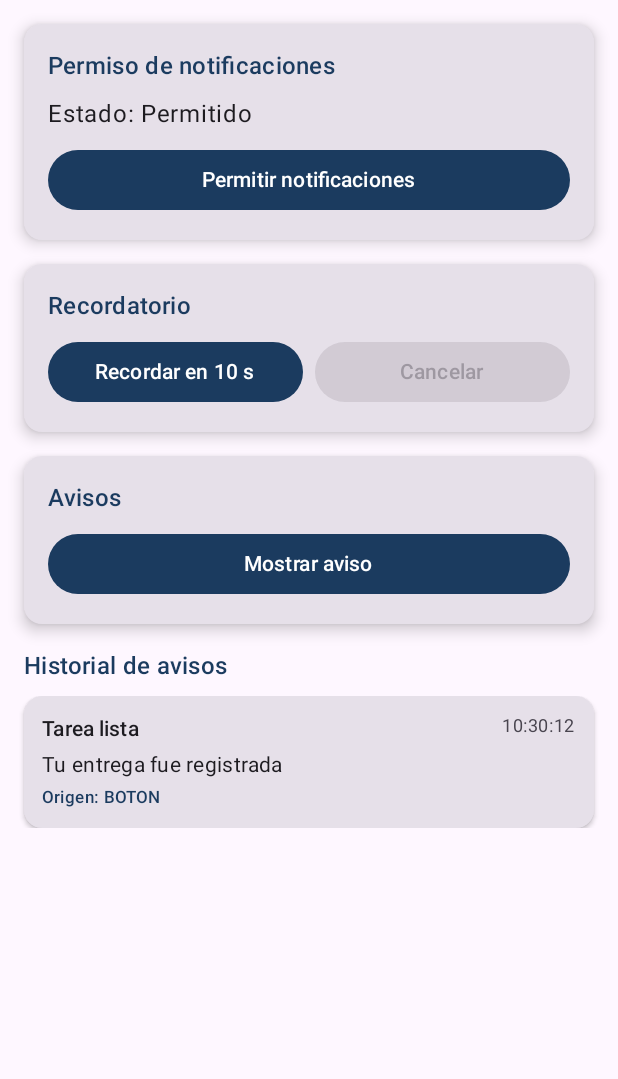
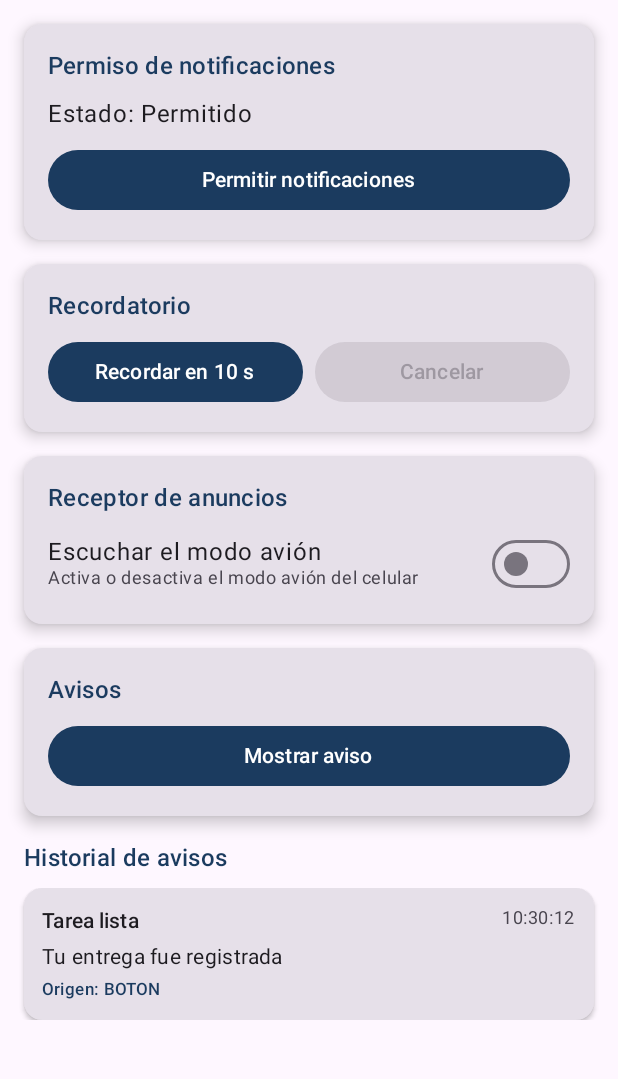
Before and after one commit to Programer-DMeli/AvisosCampus, an Android app built with Jetpack Compose: the screen it shows after launch (MainActivity), after a tap on "Mostrar aviso", on a phone screen of 412 x 824 dp, the part 96-1175 px from its top. Run offline under Robolectric (Android 15) with nearby library versions, the phone set to English and light mode, and no system bars.

Commit message:
feat(receptor): escucha el modo avion con BroadcastReceiver

```diff
--- a/app/src/main/java/com/carbajal/avisoscampus/AvisosApp.kt
+++ b/app/src/main/java/com/carbajal/avisoscampus/AvisosApp.kt
@@ -6,6 +6,6 @@ import com.carbajal.avisoscampus.notificacion.Notificador
 class AvisosApp : Application() {
     override fun onCreate() {
         super.onCreate()
-        Notificador.crearCanal(this)
+        Notificador.crearCanales(this)
     }
 }
--- a/app/src/main/java/com/carbajal/avisoscampus/MainActivity.kt
+++ b/app/src/main/java/com/carbajal/avisoscampus/MainActivity.kt
@@ -17,7 +17,7 @@ import com.carbajal.avisoscampus.viewmodel.AvisosViewModelFactory
 class MainActivity : ComponentActivity() {
     private val repository = AvisosRepositoryMemoria()
     private val vm: AvisosViewModel by viewModels {
-        AvisosViewModelFactory(repository)
+        AvisosViewModelFactory(application, repository)
     }
 
     override fun onCreate(savedInstanceState: Bundle?) {
--- a/app/src/main/java/com/carbajal/avisoscampus/notificacion/Notificador.kt
+++ b/app/src/main/java/com/carbajal/avisoscampus/notificacion/Notificador.kt
@@ -9,23 +9,28 @@ import android.content.Context
 import android.content.Intent
 import android.content.pm.PackageManager
 import android.os.Build
+import android.util.Log
 import androidx.core.app.NotificationCompat
 import androidx.core.app.NotificationManagerCompat
 import androidx.core.content.ContextCompat
 import com.carbajal.avisoscampus.MainActivity
 import com.carbajal.avisoscampus.R
 import com.carbajal.avisoscampus.model.Aviso
+import com.carbajal.avisoscampus.model.Origen
 
 object Notificador {
-    const val CANAL = "avisos"
+    private const val CANAL_AVISOS = "avisos"
+    private const val CANAL_MODO_AVION = "modo_avion"
 
-    fun crearCanal(context: Context) {
+    fun crearCanales(context: Context) {
         if (Build.VERSION.SDK_INT >= Build.VERSION_CODES.O) {
-            val name = "Avisos"
-            val importance = NotificationManager.IMPORTANCE_DEFAULT
-            val channel = NotificationChannel(CANAL, name, importance)
-            val notificationManager = context.getSystemService(Context.NOTIFICATION_SERVICE) as NotificationManager
-            notificationManager.createNotificationChannel(channel)
+            val manager = context.getSystemService(NotificationManager::class.java)
+            manager.createNotificationChannel(
+                NotificationChannel(CANAL_AVISOS, "Avisos", NotificationManager.IMPORTANCE_DEFAULT)
+            )
+            manager.createNotificationChannel(
+                NotificationChannel(CANAL_MODO_AVION, "Modo avión", NotificationManager.IMPORTANCE_HIGH)
+            )
         }
     }
 
@@ -42,7 +47,9 @@ object Notificador {
 
     @SuppressLint("MissingPermission")
     fun mostrar(context: Context, aviso: Aviso): Boolean {
-        if (!tienePermiso(context)) return false
+        val perm = tienePermiso(context)
+        Log.d("Notificador", "mostrar: ${aviso.titulo} - ${aviso.texto}, tienePermiso=$perm")
+        if (!perm) return false
 
         val intent = Intent(context, MainActivity::class.java)
         val pendiente = PendingIntent.getActivity(
@@ -52,11 +59,15 @@ object Notificador {
             PendingIntent.FLAG_IMMUTABLE
         )
 
-        val notification = NotificationCompat.Builder(context, CANAL)
+        val esModoAvion = aviso.origen == Origen.MODO_AVION
+        val canal = if (esModoAvion) CANAL_MODO_AVION else CANAL_AVISOS
+        val prioridad = if (esModoAvion) NotificationCompat.PRIORITY_HIGH else NotificationCompat.PRIORITY_DEFAULT
+
+        val notification = NotificationCompat.Builder(context, canal)
             .setSmallIcon(R.drawable.ic_launcher_foreground)
             .setContentTitle(aviso.titulo)
             .setContentText(aviso.texto)
-            .setPriority(NotificationCompat.PRIORITY_DEFAULT)
+            .setPriority(prioridad)
             .setAutoCancel(true)
             .setContentIntent(pendiente)
             .build()
--- a/app/src/main/java/com/carbajal/avisoscampus/receiver/ModoAvionReceiver.kt
+++ b/app/src/main/java/com/carbajal/avisoscampus/receiver/ModoAvionReceiver.kt
@@ -1 +1,17 @@
 package com.carbajal.avisoscampus.receiver
+
+import android.content.BroadcastReceiver
+import android.content.Context
+import android.content.Intent
+import android.util.Log
+
+class ModoAvionReceiver(private val alCambiar: (Boolean) -> Unit) : BroadcastReceiver() {
+    override fun onReceive(context: Context, intent: Intent) {
+        Log.d("ModoAvionReceiver", "onReceive action: ${intent.action}")
+        if (intent.action == Intent.ACTION_AIRPLANE_MODE_CHANGED) {
+            val activo = intent.getBooleanExtra("state", false)
+            Log.d("ModoAvionReceiver", "Airplane mode changed: activo=$activo")
+            alCambiar(activo)
+        }
+    }
+}
--- a/app/src/main/java/com/carbajal/avisoscampus/ui/PantallaAvisos.kt
+++ b/app/src/main/java/com/carbajal/avisoscampus/ui/PantallaAvisos.kt
@@ -7,6 +7,7 @@ import androidx.activity.result.contract.ActivityResultContracts
 import androidx.compose.foundation.layout.*
 import androidx.compose.material3.*
 import androidx.compose.runtime.*
+import androidx.compose.ui.Alignment
 import androidx.compose.ui.Modifier
 import androidx.compose.ui.platform.LocalContext
 import androidx.compose.ui.unit.dp
@@ -21,6 +22,7 @@ fun PantallaAvisos(vm: AvisosViewModel) {
     val permiso by vm.permiso.collectAsState()
     val avisos by vm.avisos.collectAsState(initial = emptyList())
     val faltan by vm.faltan.collectAsState()
+    val escuchando by vm.escuchandoAvion.collectAsState()
 
     val lanzador = rememberLauncherForActivityResult(
         contract = ActivityResultContracts.RequestPermission()
@@ -31,9 +33,6 @@ fun PantallaAvisos(vm: AvisosViewModel) {
     LaunchedEffect(Unit) {
         if (Notificador.tienePermiso(context)) {
             vm.permisoRespondido(true)
-        }
-        vm.eventos.collect { aviso ->
-            Notificador.mostrar(context, aviso)
         }
     }
 
@@ -142,6 +141,47 @@ fun PantallaAvisos(vm: AvisosViewModel) {
                 }
             }
 
+            // Card Receptor de anuncios (Modo avión)
+            Card(
+                modifier = Modifier.fillMaxWidth(),
+                elevation = CardDefaults.cardElevation(defaultElevation = 6.dp)
+            ) {
+                Column(
+                    modifier = Modifier
+                        .fillMaxWidth()
+                        .padding(16.dp),
+                    verticalArrangement = Arrangement.spacedBy(8.dp)
+                ) {
+                    Text(
+                        text = "Receptor de anuncios",
+                        style = MaterialTheme.typography.titleMedium,
+                        color = MaterialTheme.colorScheme.primary
+                    )
+
+                    Row(
+                        modifier = Modifier.fillMaxWidth(),
+                        horizontalArrangement = Arrangement.SpaceBetween,
+                        verticalAlignment = Alignment.CenterVertically
+                    ) {
+                        Column(modifier = Modifier.weight(1f)) {
+                            Text(
+                                text = "Escuchar el modo avión",
+                                style = MaterialTheme.typography.bodyLarge
+                            )
+                            Text(
+                                text = "Activa o desactiva el modo avión del celular",
+                                style = MaterialTheme.typography.bodySmall,
+                                color = MaterialTheme.colorScheme.onSurfaceVariant
+                            )
+                        }
+                        Switch(
+                            checked = escuchando,
+                            onCheckedChange = { vm.cambiarEscucha(it) }
+                        )
+                    }
+                }
+            }
+
             // Card Avisos (Mostrar aviso)
             Card(
                 modifier = Modifier.fillMaxWidth(),
--- a/app/src/main/java/com/carbajal/avisoscampus/viewmodel/AvisosViewModel.kt
+++ b/app/src/main/java/com/carbajal/avisoscampus/viewmodel/AvisosViewModel.kt
@@ -1,23 +1,27 @@
 package com.carbajal.avisoscampus.viewmodel
 
+import android.app.Application
+import android.content.Intent
+import android.content.IntentFilter
+import androidx.core.content.ContextCompat
 import androidx.lifecycle.ViewModel
 import androidx.lifecycle.viewModelScope
 import com.carbajal.avisoscampus.data.AvisosRepository
 import com.carbajal.avisoscampus.model.Aviso
 import com.carbajal.avisoscampus.model.Origen
 import com.carbajal.avisoscampus.model.PermisoUi
+import com.carbajal.avisoscampus.notificacion.Notificador
+import com.carbajal.avisoscampus.receiver.ModoAvionReceiver
 import kotlinx.coroutines.Job
 import kotlinx.coroutines.delay
 import kotlinx.coroutines.flow.Flow
-import kotlinx.coroutines.flow.MutableSharedFlow
 import kotlinx.coroutines.flow.MutableStateFlow
-import kotlinx.coroutines.flow.SharedFlow
 import kotlinx.coroutines.flow.StateFlow
-import kotlinx.coroutines.flow.asSharedFlow
 import kotlinx.coroutines.flow.asStateFlow
 import kotlinx.coroutines.launch
 
 class AvisosViewModel(
+    private val aplicacion: Application,
     private val repository: AvisosRepository
 ) : ViewModel() {
 
@@ -26,12 +30,13 @@ class AvisosViewModel(
 
     val avisos: Flow<List<Aviso>> = repository.avisos
 
-    private val _eventos = MutableSharedFlow<Aviso>()
-    val eventos: SharedFlow<Aviso> = _eventos.asSharedFlow()
-
     private var trabajo: Job? = null
     private val _faltan = MutableStateFlow<Int?>(null)
     val faltan: StateFlow<Int?> = _faltan.asStateFlow()
+
+    private val _escuchandoAvion = MutableStateFlow(false)
+    val escuchandoAvion: StateFlow<Boolean> = _escuchandoAvion.asStateFlow()
+    private val receptorModoAvion = ModoAvionReceiver(::alCambiarModoAvion)
 
     fun permisoRespondido(concedido: Boolean) {
         _permiso.value = if (concedido) {
@@ -48,8 +53,7 @@ class AvisosViewModel(
                 titulo = "Tarea lista",
                 texto = "Tu entrega fue registrada"
             )
-            repository.agregar(aviso)
-            _eventos.emit(aviso)
+            publicarAviso(aviso)
         }
     }
 
@@ -66,8 +70,7 @@ class AvisosViewModel(
                     titulo = "Recordatorio",
                     texto = "Revisa tu laboratorio pendiente"
                 )
-                repository.agregar(aviso)
-                _eventos.emit(aviso)
+                publicarAviso(aviso)
             } finally {
                 _faltan.value = null
             }
@@ -77,4 +80,44 @@ class AvisosViewModel(
     fun cancelarRecordatorio() {
         trabajo?.cancel()
     }
+
+    fun cambiarEscucha(valor: Boolean) {
+        if (_escuchandoAvion.value == valor) return
+
+        if (valor) {
+            ContextCompat.registerReceiver(
+                aplicacion,
+                receptorModoAvion,
+                IntentFilter(Intent.ACTION_AIRPLANE_MODE_CHANGED),
+                ContextCompat.RECEIVER_NOT_EXPORTED
+            )
+        } else {
+            aplicacion.unregisterReceiver(receptorModoAvion)
+        }
+        _escuchandoAvion.value = valor
+    }
+
+    private fun alCambiarModoAvion(activo: Boolean) {
+        if (!_escuchandoAvion.value) return
+
+        viewModelScope.launch {
+            val estado = if (activo) "Activado" else "Desactivado"
+            val aviso = Aviso(
+                origen = Origen.MODO_AVION,
+                titulo = "Modo avión",
+                texto = estado
+            )
+            publicarAviso(aviso)
+        }
+    }
+
+    private suspend fun publicarAviso(aviso: Aviso) {
+        repository.agregar(aviso)
+        Notificador.mostrar(aplicacion, aviso)
+    }
+
+    override fun onCleared() {
+        cambiarEscucha(false)
+        super.onCleared()
+    }
 }
--- a/app/src/main/java/com/carbajal/avisoscampus/viewmodel/AvisosViewModelFactory.kt
+++ b/app/src/main/java/com/carbajal/avisoscampus/viewmodel/AvisosViewModelFactory.kt
@@ -1,16 +1,18 @@
 package com.carbajal.avisoscampus.viewmodel
 
+import android.app.Application
 import androidx.lifecycle.ViewModel
 import androidx.lifecycle.ViewModelProvider
 import com.carbajal.avisoscampus.data.AvisosRepository
 
 class AvisosViewModelFactory(
+    private val aplicacion: Application,
     private val repository: AvisosRepository
 ) : ViewModelProvider.Factory {
     override fun <T : ViewModel> create(modelClass: Class<T>): T {
         if (modelClass.isAssignableFrom(AvisosViewModel::class.java)) {
             @Suppress("UNCHECKED_CAST")
-            return AvisosViewModel(repository) as T
+            return AvisosViewModel(aplicacion, repository) as T
         }
         throw IllegalArgumentException("Unknown ViewModel class")
     }
```
